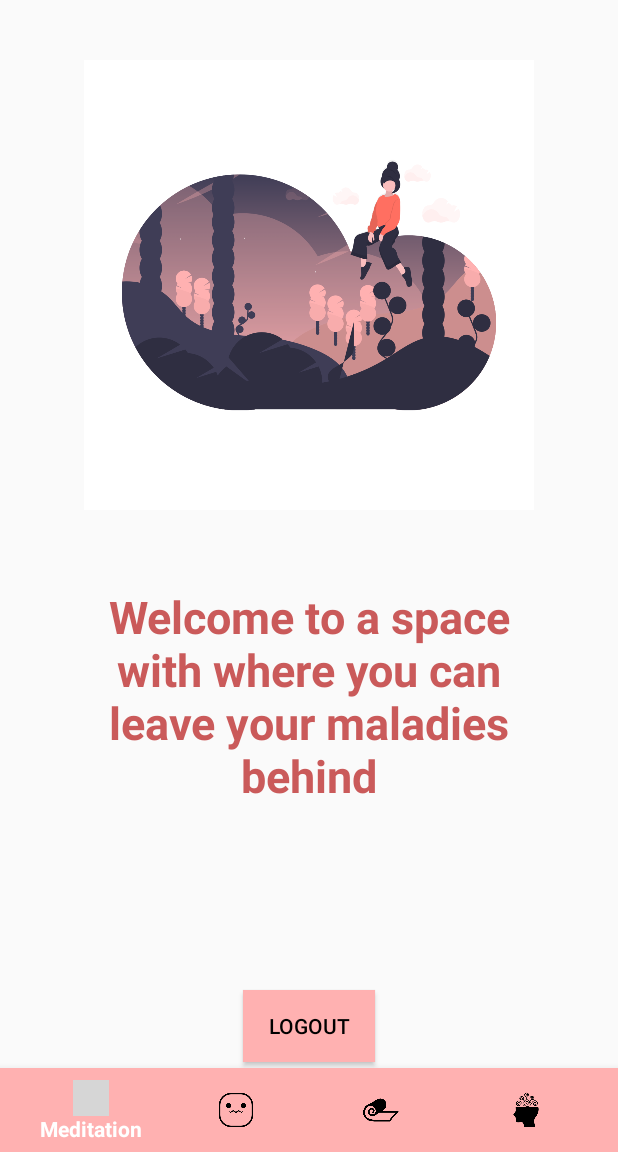
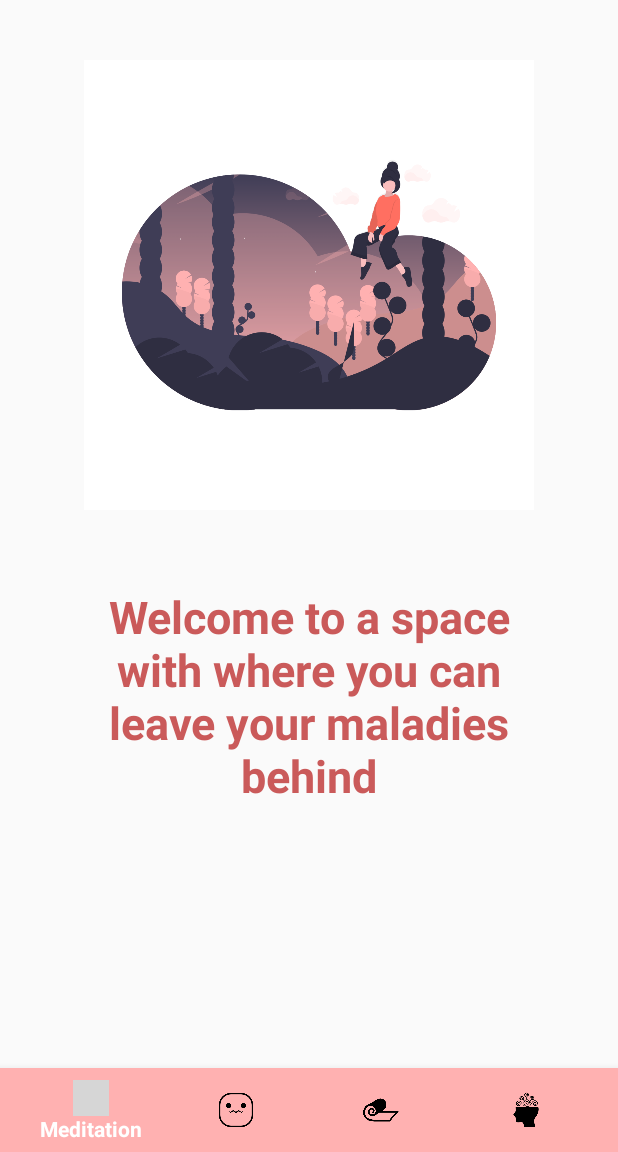
Before and after one commit to mahika-kapoor/MADProject, an Android app: the HomePage screen opened directly, with no data from a screen before it, on a phone screen of 412 x 824 dp, the part 84-1236 px from its top. Run offline under Robolectric (Android 15) with nearby library versions, the phone set to English and light mode, and no system bars; our stand-ins replace Firebase (no records; nobody signed in at launch, a user with empty details on screens opened directly), navigation-ui; grey boxes are pictures that could not be loaded.

Commit message:
fixed logout

```diff
--- a/app/src/main/java/com/entropy/selfcare/Logout.java
+++ b/app/src/main/java/com/entropy/selfcare/Logout.java
@@ -15,6 +15,4 @@ public class Logout extends AppCompatActivity {
         super.onCreate(savedInstanceState);
         setContentView(R.layout.activity_logout);
     }
-
-
 }
--- a/app/src/main/res/layout/activity_home_page.xml
+++ b/app/src/main/res/layout/activity_home_page.xml
@@ -11,16 +11,18 @@
         android:layout_width="match_parent"
         android:layout_height="match_parent">
 
-    <LinearLayout
-        android:id="@+id/linearHomePage"
-        android:layout_width="match_parent"
-        android:layout_height="?attr/actionBarSize"
-        android:orientation="vertical">
+        <LinearLayout
+            android:id="@+id/linearHomePage"
+            android:layout_width="match_parent"
+            android:layout_height="?attr/actionBarSize"
+            android:orientation="vertical"
+            app:layout_constraintEnd_toEndOf="parent"
+            app:layout_constraintStart_toStartOf="parent"
+            app:layout_constraintTop_toTopOf="parent">
 
-        <include
-            layout="@layout/main_toolbar" />
+            <include layout="@layout/main_toolbar" />
 
-    </LinearLayout>
+        </LinearLayout>
 
     <fragment
         android:layout_width="match_parent"
--- a/app/src/main/res/layout/fragment_home.xml
+++ b/app/src/main/res/layout/fragment_home.xml
@@ -26,17 +26,4 @@
         android:textSize="30sp"
         android:textStyle="bold" />
 
-    <Button
-        android:layout_width="wrap_content"
-        android:layout_height="wrap_content"
-        android:layout_gravity="bottom|center"
-        android:layout_marginBottom="60dp"
-        android:text="logout"
-        android:onClick="logout"
-        android:textColor="@color/black"
-        android:background="@color/pinkish"
-        />
-
-
-
 </FrameLayout>
```
Also changed, not shown: app/src/main/java/com/entropy/selfcare/HomePage.java (+20 -19 lines).
